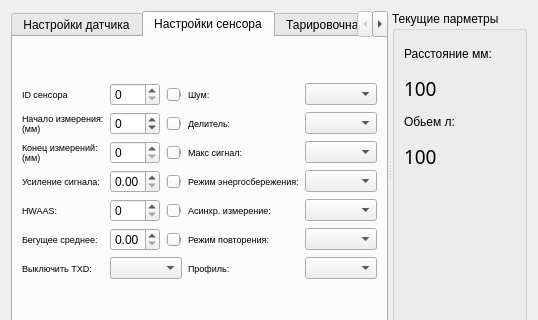
Before: the Qt Designer form mws.ui in zaitseu1994/EurosensConfig, drawn with Qt 5; both pictures show x 0 to 538 and y 0 to 320 of the 538 by 463 pixel window.
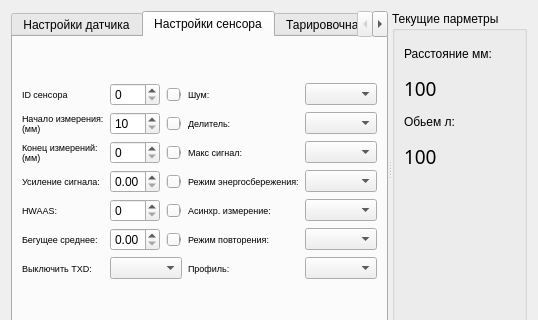
After: the same form once the commit is applied. The open tabs and pages were chosen to show the change. Icons and pictures are not drawn. Custom widgets are drawn as their Qt base class.

```diff
--- a/mws.ui
+++ b/mws.ui
@@ -291,10 +291,10 @@
                 </size>
                </property>
                <property name="minimum">
-                <number>-70</number>
+                <number>10</number>
                </property>
                <property name="maximum">
-                <number>700</number>
+                <number>4999</number>
                </property>
               </widget>
              </item>
```
Left out of the diff: 14 changed lines with no effect on the pictures.
